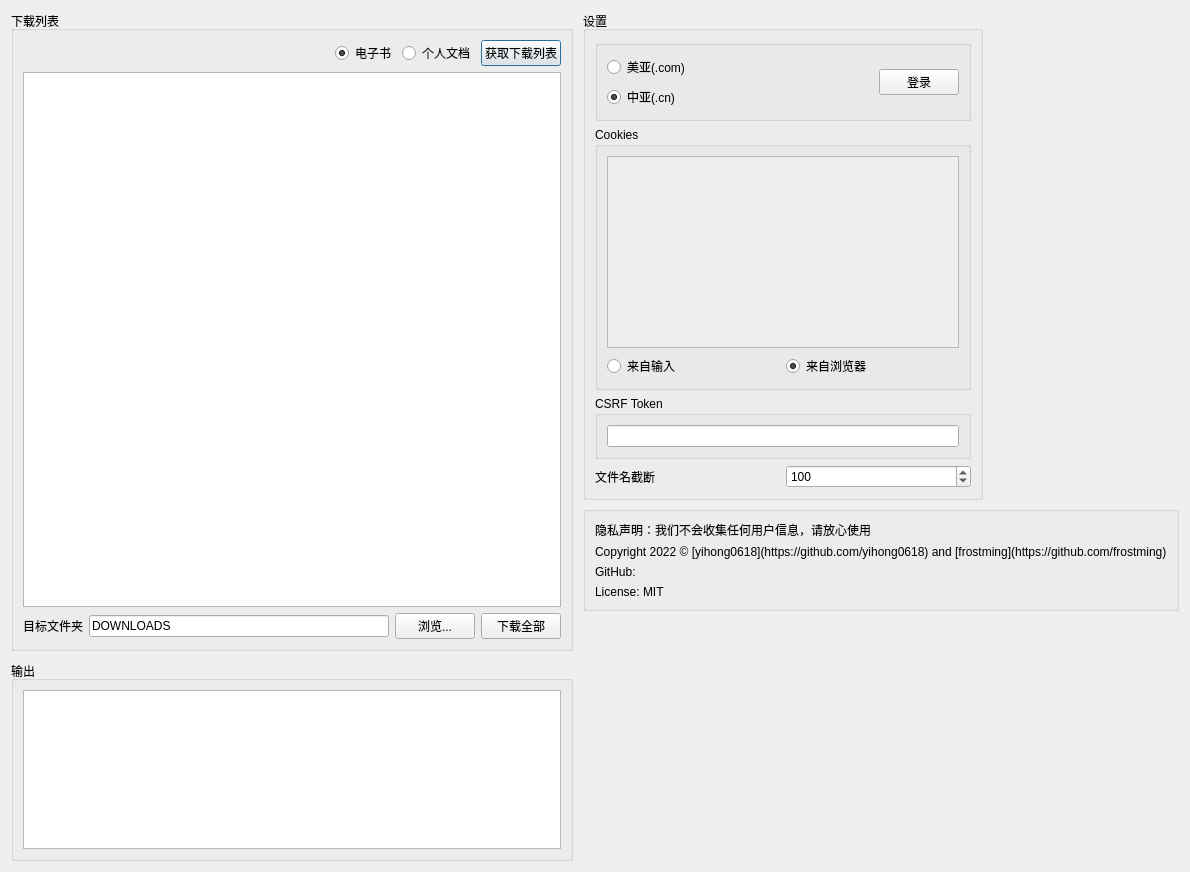
Before: the Qt Designer form kindle.ui in yihong0618/Kindle_download_helper, drawn with Qt 5.
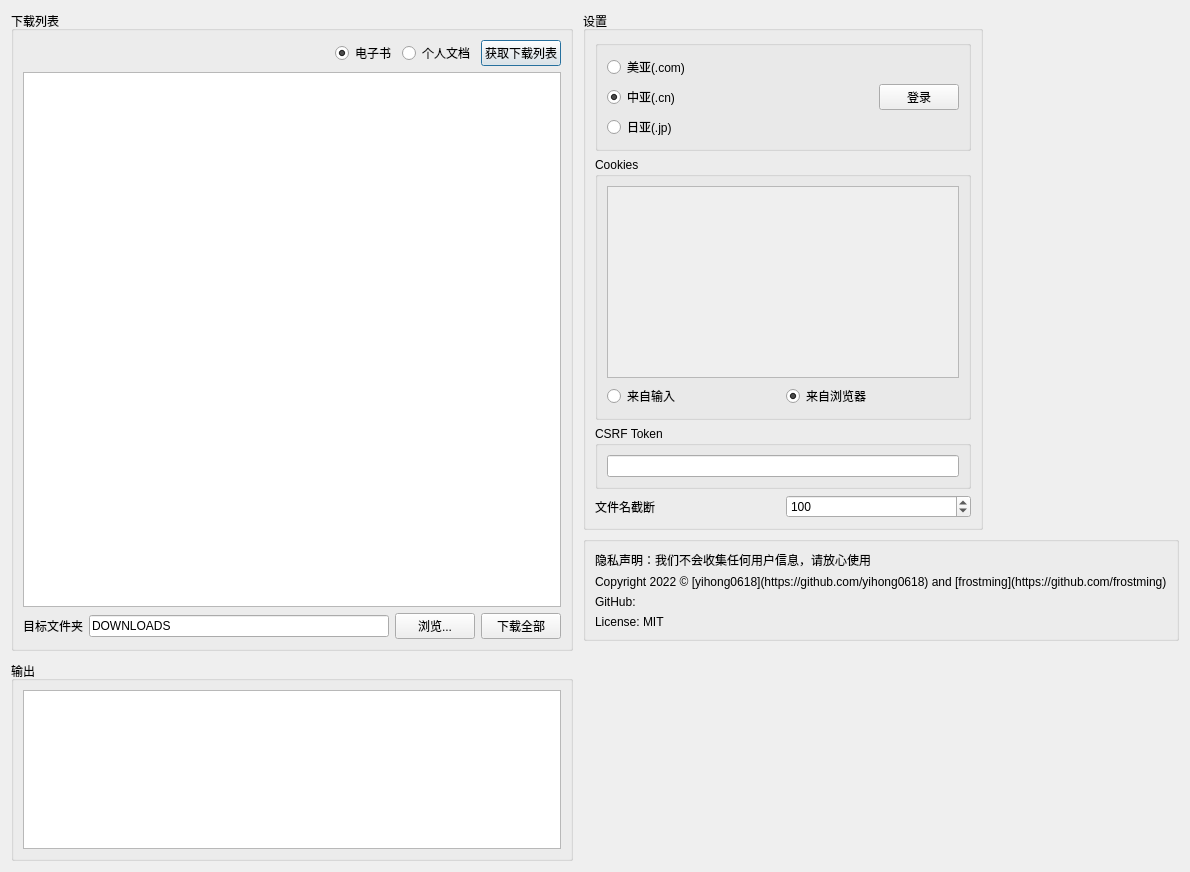
After: the same form once the commit is applied. Icons and pictures are not drawn.

Commit message: GUI support amazon jp (#28)

What changed in the file:
```diff
--- a/kindle.ui
+++ b/kindle.ui
@@ -192,6 +192,13 @@
                </property>
               </widget>
              </item>
+             <item>
+              <widget class="QRadioButton" name="radioJP">
+               <property name="text">
+                <string>日亚(.jp)</string>
+               </property>
+              </widget>
+             </item>
             </layout>
            </item>
            <item>
```
The commit also changes 2 other files.
